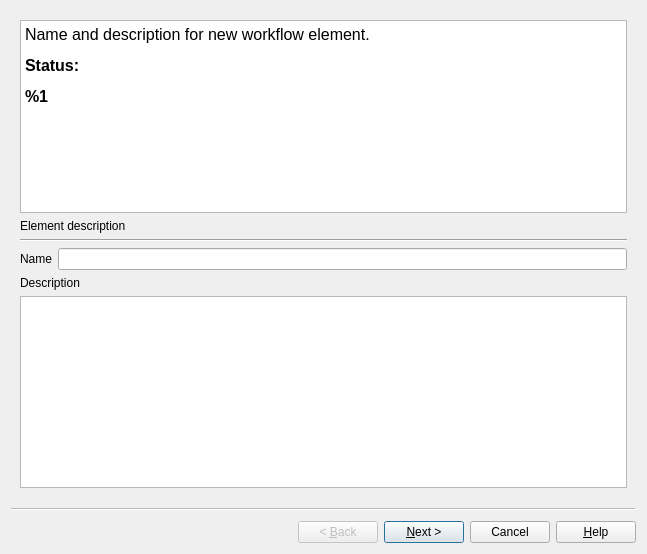
Before: the Qt Designer form src/plugins/workflow_designer/src/ui/ExternalProcessWorkerDialog.ui in violethaze74/ugene, drawn with Qt 5.
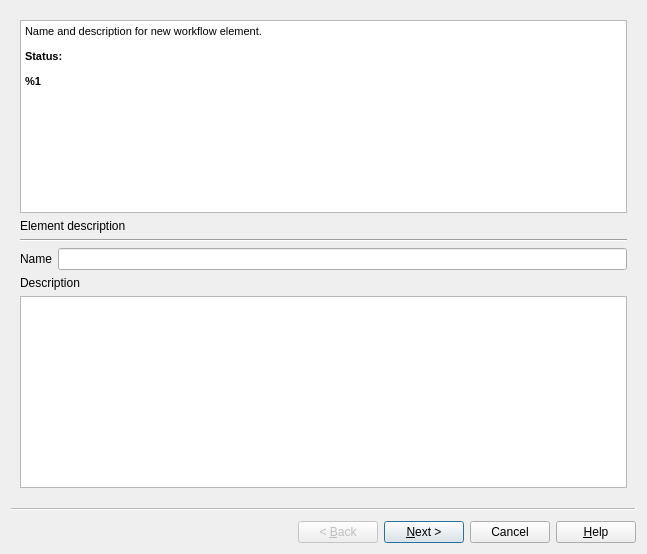
After: the same form once the commit is applied.

Commit message: UGENE-4606 Element created with command line tool does not work if path to tool contains space fontsize fix

What changed in the file:
```diff
--- a/src/plugins/workflow_designer/src/ui/ExternalProcessWorkerDialog.ui
+++ b/src/plugins/workflow_designer/src/ui/ExternalProcessWorkerDialog.ui
@@ -37,9 +37,9 @@
 &lt;html&gt;&lt;head&gt;&lt;meta name=&quot;qrichtext&quot; content=&quot;1&quot; /&gt;&lt;style type=&quot;text/css&quot;&gt;
 p, li { white-space: pre-wrap; }
 &lt;/style&gt;&lt;/head&gt;&lt;body style=&quot; font-family:'MS Shell Dlg 2'; font-size:8.25pt; font-weight:400; font-style:normal;&quot;&gt;
-&lt;p style=&quot; margin-top:12px; margin-bottom:12px; margin-left:0px; margin-right:0px; -qt-block-indent:0; text-indent:0px;&quot;&gt;&lt;span style=&quot; font-size:12pt;&quot;&gt;Name and description for new workflow element.&lt;/span&gt;&lt;/p&gt;
-&lt;p style=&quot; margin-top:12px; margin-bottom:12px; margin-left:0px; margin-right:0px; -qt-block-indent:0; text-indent:0px;&quot;&gt;&lt;span style=&quot; font-size:12pt; font-weight:600;&quot;&gt;Status:&lt;/span&gt;&lt;/p&gt;
-&lt;p style=&quot; margin-top:12px; margin-bottom:12px; margin-left:0px; margin-right:0px; -qt-block-indent:0; text-indent:0px;&quot;&gt;&lt;span style=&quot; font-size:12pt; font-weight:600;&quot;&gt;%1&lt;/span&gt;&lt;/p&gt;&lt;/body&gt;&lt;/html&gt;</string>
+&lt;p style=&quot; margin-top:12px; margin-bottom:12px; margin-left:0px; margin-right:0px; -qt-block-indent:0; text-indent:0px;&quot;&gt;&lt;span style=&quot; font-size:8pt;&quot;&gt;Name and description for new workflow element.&lt;/span&gt;&lt;/p&gt;
+&lt;p style=&quot; margin-top:12px; margin-bottom:12px; margin-left:0px; margin-right:0px; -qt-block-indent:0; text-indent:0px;&quot;&gt;&lt;span style=&quot; font-size:8pt; font-weight:600;&quot;&gt;Status:&lt;/span&gt;&lt;/p&gt;
+&lt;p style=&quot; margin-top:12px; margin-bottom:12px; margin-left:0px; margin-right:0px; -qt-block-indent:0; text-indent:0px;&quot;&gt;&lt;span style=&quot; font-size:8pt; font-weight:600;&quot;&gt;%1&lt;/span&gt;&lt;/p&gt;&lt;/body&gt;&lt;/html&gt;</string>
       </property>
      </widget>
     </item>
```
Left out of the diff: 6 changed lines with no effect on the pictures.
